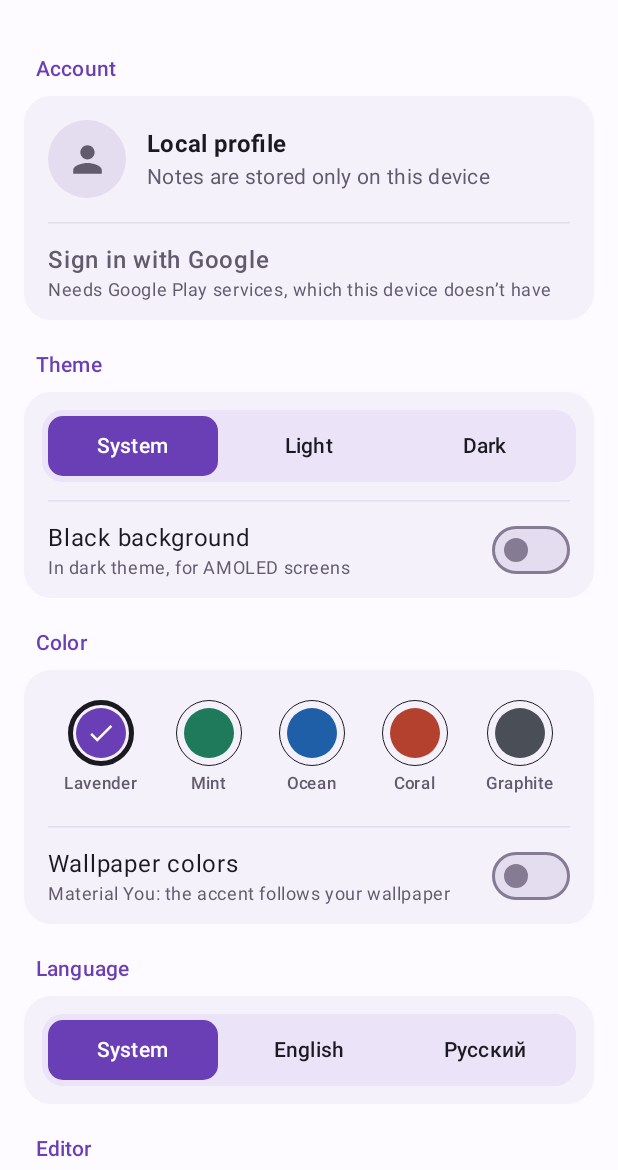
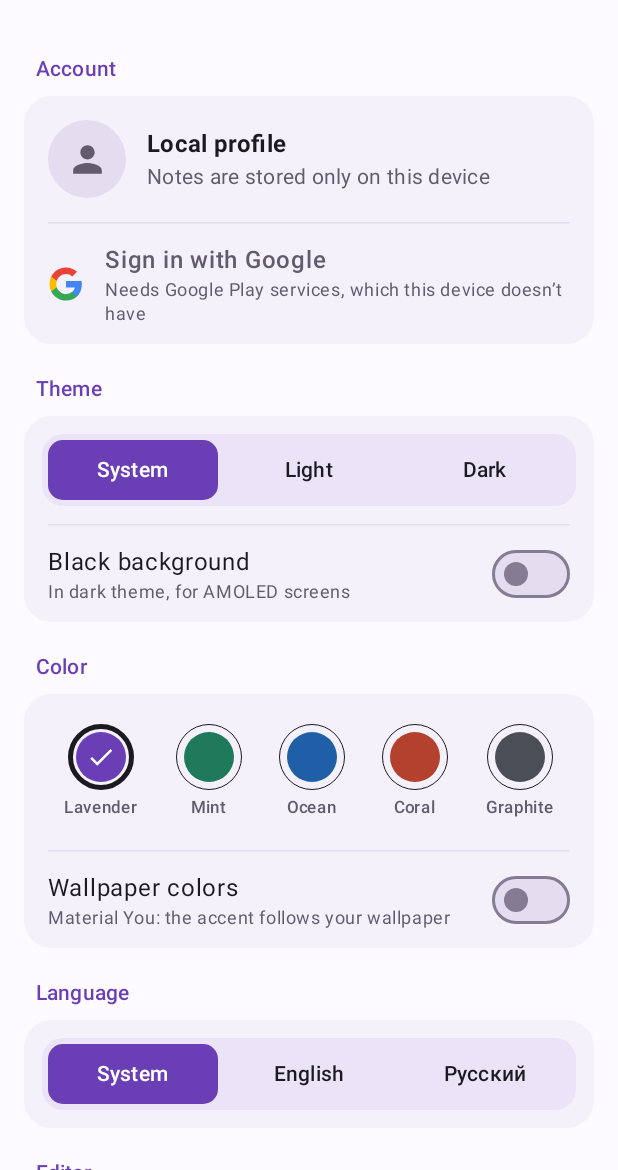
Before and after one commit to dantemorrigan/Cotes, an Android app built with Jetpack Compose: the screen it shows after launch (MainActivity), after a tap on "Settings", on a phone screen of 412 x 824 dp, the part 66-1236 px from its top. Run offline under Robolectric (Android 15) with nearby library versions, the phone set to English and light mode, and no system bars; 1 other tap on this screen came first.

Commit message:
Pull to refresh sync, background polling while open, Google logo on sign-in
Co-Authored-By: Claude Sonnet 5.5 <noreply@anthropic.com>
Claude-Session: https://claude.ai/code/session_01Q6eRMJeePUawwSvJs5UmCC

```diff
--- a/android/app/src/main/java/io/github/dantemorrigan/cotes/MainActivity.kt
+++ b/android/app/src/main/java/io/github/dantemorrigan/cotes/MainActivity.kt
@@ -11,10 +11,15 @@ import androidx.compose.foundation.isSystemInDarkTheme
 import androidx.compose.runtime.DisposableEffect
 import androidx.compose.runtime.getValue
 import androidx.compose.runtime.mutableStateOf
+import androidx.lifecycle.Lifecycle
+import androidx.lifecycle.lifecycleScope
+import androidx.lifecycle.repeatOnLifecycle
 import androidx.lifecycle.compose.collectAsStateWithLifecycle
 import io.github.dantemorrigan.cotes.sync.SyncManager
 import io.github.dantemorrigan.cotes.ui.CotesApp
 import io.github.dantemorrigan.cotes.ui.CotesTheme
+import kotlinx.coroutines.delay
+import kotlinx.coroutines.launch
 
 // AppCompatActivity — ради выбора языка внутри приложения на Android 8–12.
 class MainActivity : AppCompatActivity() {
@@ -25,6 +30,15 @@ class MainActivity : AppCompatActivity() {
         enableEdgeToEdge()
         super.onCreate(savedInstanceState)
         if (savedInstanceState == null) readShared(intent)
+        // Пока приложение открыто, раз в минуту подтягиваем правки с других устройств.
+        lifecycleScope.launch {
+            repeatOnLifecycle(Lifecycle.State.STARTED) {
+                while (true) {
+                    delay(FOREGROUND_SYNC_MS)
+                    SyncManager.get(this@MainActivity).requestSync()
+                }
+            }
+        }
         val repo = NotesRepository.get(this)
         val settingsRepo = SettingsRepository.get(this)
         val sync = SyncManager.get(this)
@@ -76,6 +90,7 @@ class MainActivity : AppCompatActivity() {
 
     companion object {
         /** Ярлык на иконке приложения (res/xml/shortcuts.xml). */
+        private const val FOREGROUND_SYNC_MS = 60_000L
         const val ACTION_NEW_NOTE = "io.github.dantemorrigan.cotes.action.NEW_NOTE"
         private val LIGHT_SCRIM = Color.argb(0xe6, 0xFF, 0xFF, 0xFF)
         private val DARK_SCRIM = Color.argb(0x80, 0x1b, 0x1b, 0x1b)
--- a/android/app/src/main/java/io/github/dantemorrigan/cotes/ui/Account.kt
+++ b/android/app/src/main/java/io/github/dantemorrigan/cotes/ui/Account.kt
@@ -69,6 +69,11 @@ import io.github.dantemorrigan.cotes.sync.SyncManager
 import io.github.dantemorrigan.cotes.sync.SyncState
 import io.github.dantemorrigan.cotes.sync.SyncStatus
 import kotlinx.coroutines.launch
+
+private val GoogleSurface = Color.White
+private val GoogleBorder = Color(0xFF747775)
+private val GoogleText = Color(0xFF1F1F1F)
+private val GoogleTextSecondary = Color(0xFF444746)
 
 /** Запуск входа в Google: [start] — выбрать аккаунт и войти, [reconnect] — вернуть отозванный доступ. */
 class GoogleSignIn(val start: () -> Unit, val reconnect: () -> Unit, val busy: Boolean)
@@ -246,6 +251,7 @@ fun AccountSection(
                 enabled = googleAvailable && !signIn.busy,
                 busy = signIn.busy,
                 onClick = signIn.start,
+                googleLogo = true,
                 modifier = Modifier.testTag("sign-in"),
             )
         } else {
@@ -316,6 +322,7 @@ private fun ActionRow(
     onClick: () -> Unit,
     modifier: Modifier = Modifier,
     warning: Boolean = false,
+    googleLogo: Boolean = false,
 ) {
     val colors = MaterialTheme.colorScheme
     Row(
@@ -325,6 +332,10 @@ private fun ActionRow(
             .padding(horizontal = 16.dp, vertical = 12.dp),
         verticalAlignment = Alignment.CenterVertically,
     ) {
+        if (googleLogo) {
+            Image(painterResource(R.drawable.ic_google), contentDescription = null, modifier = Modifier.size(24.dp))
+            Spacer(Modifier.width(14.dp))
+        }
         Column(Modifier.weight(1f)) {
             Text(
                 title,
@@ -402,7 +413,7 @@ fun WelcomeScreen(sync: SyncManager, onDone: () -> Unit) {
                 Spacer(Modifier.height(28.dp))
 
                 ChoiceCard(
-                    emoji = "☁️",
+                    icon = { Image(painterResource(R.drawable.ic_google), contentDescription = null, modifier = Modifier.size(28.dp)) },
                     title = stringResource(R.string.welcome_google),
                     text = stringResource(if (googleAvailable) R.string.welcome_google_text else R.string.sign_in_no_play),
                     primary = true,
@@ -413,7 +424,7 @@ fun WelcomeScreen(sync: SyncManager, onDone: () -> Unit) {
                 )
                 Spacer(Modifier.height(12.dp))
                 ChoiceCard(
-                    emoji = "📱",
+                    icon = { Text("📱", fontSize = 28.sp) },
                     title = stringResource(R.string.welcome_local),
                     text = stringResource(R.string.welcome_local_text),
                     primary = false,
@@ -450,7 +461,7 @@ fun WelcomeScreen(sync: SyncManager, onDone: () -> Unit) {
 
 @Composable
 private fun ChoiceCard(
-    emoji: String,
+    icon: @Composable () -> Unit,
     title: String,
     text: String,
     primary: Boolean,
@@ -465,26 +476,27 @@ private fun ChoiceCard(
         modifier
             .fillMaxWidth()
             .clip(shape)
-            .background(if (primary) colors.primaryContainer else colors.surfaceContainerLow)
-            .border(1.dp, if (primary) Color.Transparent else colors.outlineVariant, shape)
+            // Кнопка Google — светлая в любой теме, как требуют правила бренда Google.
+            .background(if (primary) GoogleSurface else colors.surfaceContainerLow)
+            .border(1.dp, if (primary) GoogleBorder else colors.outlineVariant, shape)
             .clickable(enabled = enabled, role = Role.Button, onClick = onClick)
             .padding(18.dp),
         verticalAlignment = Alignment.CenterVertically,
     ) {
-        Text(emoji, fontSize = 28.sp)
+        icon()
         Spacer(Modifier.width(16.dp))
         Column(Modifier.weight(1f)) {
             Text(
                 title,
                 style = MaterialTheme.typography.titleMedium,
                 fontWeight = FontWeight.Bold,
-                color = if (primary) colors.onPrimaryContainer else colors.onSurface,
+                color = if (primary) GoogleText else colors.onSurface,
             )
             Spacer(Modifier.height(2.dp))
             Text(
                 text,
                 style = MaterialTheme.typography.bodySmall,
-                color = if (primary) colors.onPrimaryContainer.copy(alpha = 0.8f) else colors.onSurfaceVariant,
+                color = if (primary) GoogleTextSecondary else colors.onSurfaceVariant,
             )
         }
         if (busy) {
--- /dev/null
+++ b/android/app/src/main/res/drawable/ic_google.xml
@@ -0,0 +1,20 @@
+<?xml version="1.0" encoding="utf-8"?>
+<!-- Логотип Google «G» (фирменные цвета) для кнопки входа. -->
+<vector xmlns:android="http://schemas.android.com/apk/res/android"
+    android:width="24dp"
+    android:height="24dp"
+    android:viewportWidth="48"
+    android:viewportHeight="48">
+    <path
+        android:fillColor="#4285F4"
+        android:pathData="M45.12,24.5c0,-1.56 -0.14,-3.06 -0.4,-4.5H24v8.51h11.84c-0.51,2.75 -2.06,5.08 -4.39,6.64v5.52h7.11c4.16,-3.83 6.56,-9.47 6.56,-16.17z" />
+    <path
+        android:fillColor="#34A853"
+        android:pathData="M24,46c5.94,0 10.92,-1.97 14.56,-5.33l-7.11,-5.52c-1.97,1.32 -4.49,2.1 -7.45,2.1 -5.73,0 -10.58,-3.87 -12.31,-9.07H4.34v5.7C7.96,41.07 15.4,46 24,46z" />
+    <path
+        android:fillColor="#FBBC05"
+        android:pathData="M11.69,28.18C11.25,26.86 11,25.45 11,24s0.25,-2.86 0.69,-4.18v-5.7H4.34C2.85,17.09 2,20.45 2,24c0,3.55 0.85,6.91 2.34,9.88l7.35,-5.7z" />
+    <path
+        android:fillColor="#EA4335"
+        android:pathData="M24,10.75c3.23,0 6.13,1.11 8.41,3.29l6.31,-6.31C34.91,4.18 29.93,2 24,2 15.4,2 7.96,6.93 4.34,14.12l7.35,5.7c1.73,-5.2 6.58,-9.07 12.31,-9.07z" />
+</vector>
```
Also changed, not shown: android/app/src/main/java/io/github/dantemorrigan/cotes/sync/SyncManager.kt (+18 -0 lines), android/app/src/main/java/io/github/dantemorrigan/cotes/ui/CotesApp.kt (+31 -1 lines), 2 other files.
